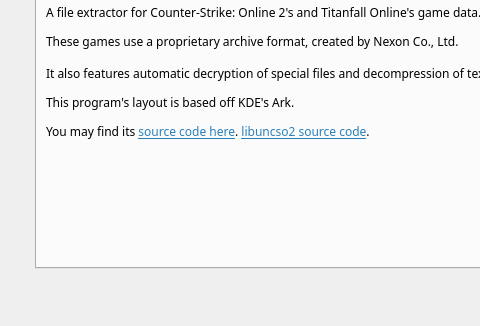
Old version of the form resources/layouts/aboutdialog.ui in the repository L-Leite/UnCSO2; both pictures show x 0 to 480 and y 140 to 466 of the 854 by 466 pixel window.
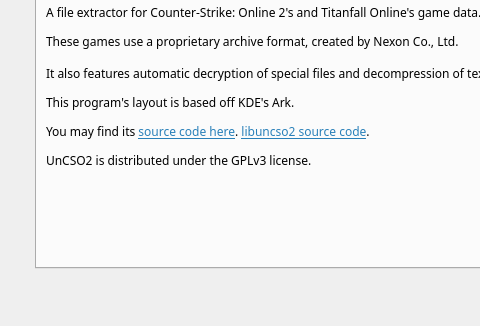
New version of the form. Icons and pictures are not drawn.

Commit message: Mention license type in the about dialog

```diff
--- a/resources/layouts/aboutdialog.ui
+++ b/resources/layouts/aboutdialog.ui
@@ -176,7 +176,7 @@
                  </font>
                 </property>
                 <property name="text">
-                 <string>&lt;html&gt;&lt;head/&gt;&lt;body&gt;&lt;p&gt;A file extractor for Counter-Strike: Online 2's and Titanfall Online's game data.&lt;/p&gt;&lt;p&gt;These games use a proprietary archive format, created by Nexon Co., Ltd.&lt;br/&gt;&lt;br/&gt;It also features automatic decryption of special files and decompression of textures for Counter-Strike: Online 2&lt;span style=&quot; font-style:italic;&quot;&gt;.&lt;/span&gt;&lt;/p&gt;&lt;p&gt;This program's layout is based off KDE's Ark.&lt;/p&gt;&lt;p&gt;You may find its &lt;a href=&quot;https://github.com/Ochii/UnCSO2&quot;&gt;&lt;span style=&quot; text-decoration: underline; color:#2980b9;&quot;&gt;source code here&lt;/span&gt;&lt;/a&gt;. &lt;a href=&quot;https://github.com/Ochii/libuncso2&quot;&gt;&lt;span style=&quot; text-decoration: underline; color:#2980b9;&quot;&gt;libuncso2 source code&lt;/span&gt;&lt;/a&gt;.&lt;/p&gt;&lt;/body&gt;&lt;/html&gt;</string>
+                 <string>&lt;html&gt;&lt;head/&gt;&lt;body&gt;&lt;p&gt;A file extractor for Counter-Strike: Online 2's and Titanfall Online's game data.&lt;/p&gt;&lt;p&gt;These games use a proprietary archive format, created by Nexon Co., Ltd.&lt;br/&gt;&lt;br/&gt;It also features automatic decryption of special files and decompression of textures for Counter-Strike: Online 2&lt;span style=&quot; font-style:italic;&quot;&gt;.&lt;/span&gt;&lt;/p&gt;&lt;p&gt;This program's layout is based off KDE's Ark.&lt;/p&gt;&lt;p&gt;You may find its &lt;a href=&quot;https://github.com/Ochii/UnCSO2&quot;&gt;&lt;span style=&quot; text-decoration: underline; color:#2980b9;&quot;&gt;source code here&lt;/span&gt;&lt;/a&gt;. &lt;a href=&quot;https://github.com/Ochii/libuncso2&quot;&gt;&lt;span style=&quot; text-decoration: underline; color:#2980b9;&quot;&gt;libuncso2 source code&lt;/span&gt;&lt;/a&gt;.&lt;/p&gt;&lt;p&gt;UnCSO2 is distributed under the GPLv3 license.&lt;/p&gt;&lt;/body&gt;&lt;/html&gt;</string>
                 </property>
                 <property name="textFormat">
                  <enum>Qt::RichText</enum>
```
